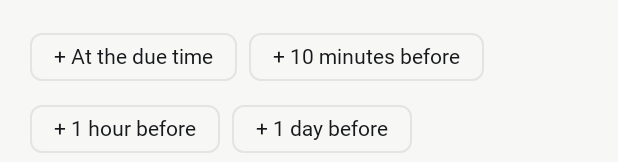
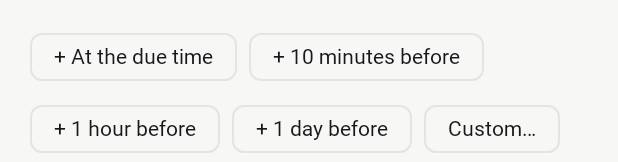
Before and after one commit to thesasan1/app, an Android app built with Jetpack Compose: the @Preview function TaskDetailScreenPreview, scrolled down 193 dp, on a phone screen of 412 x 824 dp. Shown: the part 1071-1233 px from the top of the screen. Run offline under Robolectric (Android 15) with nearby library versions, the phone set to English and light mode, and no system bars; our stand-ins replace Dagger/Hilt's generated code; Roboto replaces fonts that are not available here.

Commit message:
feat(reminders): custom reminder times and 1-hour snooze (#39)
Co-authored-by: thesasan1 <360538443+thesasan1@users.noreply.github.com>

```diff
--- a/android/core/reminders/src/main/kotlin/com/thesasan1/app/core/reminders/android/AndroidReminderNotifier.kt
+++ b/android/core/reminders/src/main/kotlin/com/thesasan1/app/core/reminders/android/AndroidReminderNotifier.kt
@@ -52,6 +52,11 @@ class AndroidReminderNotifier @Inject constructor(@ApplicationContext private va
                 context.getString(R.string.reminder_action_snooze),
                 ReminderActionReceiver.intent(context, ReminderActionReceiver.ACTION_SNOOZE, id),
             )
+            .addAction(
+                0,
+                context.getString(R.string.reminder_action_snooze_long),
+                ReminderActionReceiver.intent(context, ReminderActionReceiver.ACTION_SNOOZE_LONG, id),
+            )
             .build()
         @Suppress("MissingPermission") // checked in canPost
         manager.notify(id, NOTIFICATION_ID, built)
--- a/android/core/reminders/src/main/kotlin/com/thesasan1/app/core/reminders/android/ReminderReceivers.kt
+++ b/android/core/reminders/src/main/kotlin/com/thesasan1/app/core/reminders/android/ReminderReceivers.kt
@@ -51,7 +51,7 @@ class ReminderAlarmReceiver : BroadcastReceiver() {
     }
 }
 
-/** The notification's Done and Snooze buttons, and swiping it away (REM-02). */
+/** The notification's Done, Snooze and Snooze-1-hour buttons, and swiping it away (REM-02). */
 @AndroidEntryPoint
 class ReminderActionReceiver : BroadcastReceiver() {
     @Inject lateinit var scheduler: ReminderScheduler
@@ -66,6 +66,9 @@ class ReminderActionReceiver : BroadcastReceiver() {
         when (intent.action) {
             ACTION_COMPLETE -> runAsync(scope, logger) { scheduler.complete(occurrenceId) }
             ACTION_SNOOZE -> runAsync(scope, logger) { scheduler.snooze(occurrenceId) }
+            ACTION_SNOOZE_LONG -> runAsync(scope, logger) {
+                scheduler.snooze(occurrenceId, ReminderScheduler.SNOOZE_LONG)
+            }
             ACTION_DISMISSED -> runAsync(scope, logger) { scheduler.dismissed(occurrenceId) }
         }
     }
@@ -73,6 +76,7 @@ class ReminderActionReceiver : BroadcastReceiver() {
     companion object {
         const val ACTION_COMPLETE = "com.thesasan1.app.reminders.COMPLETE"
         const val ACTION_SNOOZE = "com.thesasan1.app.reminders.SNOOZE"
+        const val ACTION_SNOOZE_LONG = "com.thesasan1.app.reminders.SNOOZE_LONG"
         const val ACTION_DISMISSED = "com.thesasan1.app.reminders.DISMISSED"
         private const val EXTRA_OCCURRENCE_ID = "occurrence_id"
 
--- a/android/core/reminders/src/main/kotlin/com/thesasan1/app/core/reminders/domain/ReminderScheduler.kt
+++ b/android/core/reminders/src/main/kotlin/com/thesasan1/app/core/reminders/domain/ReminderScheduler.kt
@@ -161,6 +161,9 @@ class ReminderScheduler @Inject constructor(
         /** The notification's Snooze button. */
         val SNOOZE: Duration = Duration.ofMinutes(10)
 
+        /** The notification's longer snooze, for "not now, later". */
+        val SNOOZE_LONG: Duration = Duration.ofHours(1)
+
         /** How often a repeat-until-done reminder rings again, and for how long it keeps trying. */
         val REPEAT_INTERVAL: Duration = Duration.ofMinutes(15)
         val REPEAT_WINDOW: Duration = Duration.ofHours(24)
--- a/android/core/reminders/src/main/res/values/strings.xml
+++ b/android/core/reminders/src/main/res/values/strings.xml
@@ -6,4 +6,5 @@
     <string name="reminder_notification_repeats">Reminds you again until it\'s done</string>
     <string name="reminder_action_done">Done</string>
     <string name="reminder_action_snooze">Snooze 10 min</string>
+    <string name="reminder_action_snooze_long">1 hour</string>
 </resources>
--- a/android/feature/tasks/src/main/kotlin/com/thesasan1/app/feature/tasks/ui/TaskReminders.kt
+++ b/android/feature/tasks/src/main/kotlin/com/thesasan1/app/feature/tasks/ui/TaskReminders.kt
@@ -23,6 +23,7 @@ import androidx.compose.material3.TextButton
 import androidx.compose.runtime.Composable
 import androidx.compose.runtime.getValue
 import androidx.compose.runtime.mutableIntStateOf
+import androidx.compose.runtime.mutableStateOf
 import androidx.compose.runtime.remember
 import androidx.compose.runtime.setValue
 import androidx.compose.ui.Alignment
@@ -76,18 +77,31 @@ internal fun TaskReminders(state: TaskRemindersUiState, hasDueDate: Boolean, act
             }
         }
     }
-    if (state.available.isNotEmpty()) {
+    var customOpen by remember { mutableStateOf(false) }
+    val add: (Int) -> Unit = { offset ->
+        actions.onAdd(offset)
+        permissions.requestNotificationsIfNeeded()
+    }
     FlowRow(horizontalArrangement = Arrangement.spacedBy(Spacing.sm)) {
         state.available.forEach { offset ->
             AssistChip(
-                    onClick = {
-                        actions.onAdd(offset)
-                        permissions.requestNotificationsIfNeeded()
-                    },
+                onClick = { add(offset) },
                 label = { Text(stringResource(R.string.feature_tasks_reminder_add, reminderLabel(offset))) },
             )
         }
+        AssistChip(
+            onClick = { customOpen = true },
+            label = { Text(stringResource(R.string.feature_tasks_reminder_custom)) },
+        )
     }
+    if (customOpen) {
+        CustomReminderDialog(
+            onAdd = { offset ->
+                add(offset)
+                customOpen = false
+            },
+            onDismiss = { customOpen = false },
+        )
     }
     if (state.reminders.isNotEmpty()) ReminderPermissionNotices(permissions)
 }
--- a/android/feature/tasks/src/main/res/values/strings.xml
+++ b/android/feature/tasks/src/main/res/values/strings.xml
@@ -88,6 +88,14 @@
     <string name="feature_tasks_reminder_add">+ %1$s</string>
     <string name="feature_tasks_reminder_repeat">Repeat until done</string>
     <string name="feature_tasks_reminder_remove">Remove</string>
+    <string name="feature_tasks_reminder_custom">Custom…</string>
+    <string name="feature_tasks_reminder_custom_title">Remind me before it\'s due</string>
+    <string name="feature_tasks_reminder_custom_amount">How long before</string>
+    <string name="feature_tasks_reminder_custom_limit">Up to 30 days before</string>
+    <string name="feature_tasks_reminder_custom_add">Add</string>
+    <string name="feature_tasks_reminder_unit_minutes">Minutes</string>
+    <string name="feature_tasks_reminder_unit_hours">Hours</string>
+    <string name="feature_tasks_reminder_unit_days">Days</string>
     <string name="feature_tasks_reminders_notifications_off">Notifications are off, so reminders can\'t ring.</string>
     <string name="feature_tasks_reminders_turn_on">Turn on</string>
     <string name="feature_tasks_reminders_inexact">Reminders may ring a few minutes late without exact alarms.</string>
```
Also changed, not shown: android/core/reminders/src/main/kotlin/com/thesasan1/app/core/reminders/domain/TaskReminders.kt (+17 -0 lines), android/feature/tasks/src/main/kotlin/com/thesasan1/app/feature/tasks/ui/CustomReminderDialog.kt (added, +74 -0 lines), 6 other files. Lines whose indentation alone changed are shown as unchanged.
